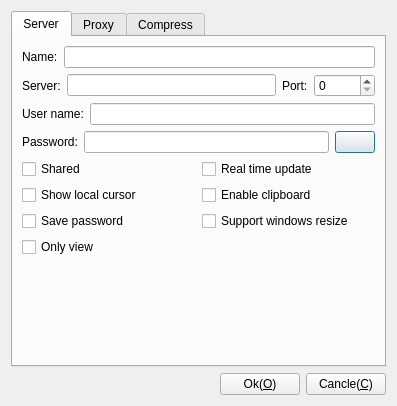
This is Plugins/TigerVnc/Viewer/DlgSettingsTigerVnc.ui in KangLin/RabbitRemoteControl as Qt 5 draws it before an edit. The edited form follows.
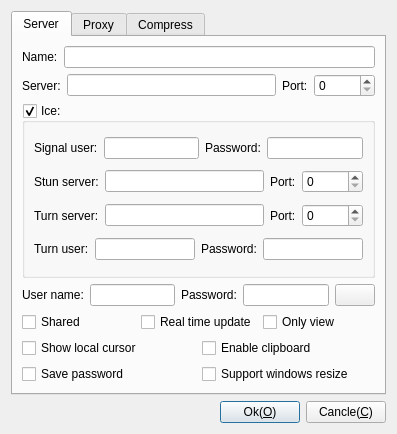
This is the edited form. Icons and pictures are not drawn.

Commit message: TigerVNC: add ice paramters

Diff of the .ui file:
```diff
--- a/Plugins/TigerVnc/Viewer/DlgSettingsTigerVnc.ui
+++ b/Plugins/TigerVnc/Viewer/DlgSettingsTigerVnc.ui
@@ -7,17 +7,48 @@
     <x>0</x>
     <y>0</y>
     <width>397</width>
-    <height>406</height>
+    <height>434</height>
    </rect>
   </property>
   <property name="windowTitle">
    <string>Setting TigerVNC</string>
   </property>
   <property name="windowIcon">
-   <iconset resource="../../../App/Resource/Resource.qrc">
+   <iconset resource="../../../App/Viewer/Resource/Resource.qrc">
     <normaloff>:/image/App</normaloff>:/image/App</iconset>
   </property>
   <layout class="QGridLayout" name="gridLayout_4">
+   <item row="1" column="0">
+    <layout class="QHBoxLayout" name="horizontalLayout_4">
+     <item>
+      <spacer name="horizontalSpacer">
+       <property name="orientation">
+        <enum>Qt::Horizontal</enum>
+       </property>
+       <property name="sizeHint" stdset="0">
+        <size>
+         <width>40</width>
+         <height>20</height>
+        </size>
+       </property>
+      </spacer>
+     </item>
+     <item>
+      <widget class="QPushButton" name="pushButton">
+       <property name="text">
+        <string>Ok(&amp;O)</string>
+       </property>
+      </widget>
+     </item>
+     <item>
+      <widget class="QPushButton" name="pushButton_2">
+       <property name="text">
+        <string>Cancle(&amp;C)</string>
+       </property>
+      </widget>
+     </item>
+    </layout>
+   </item>
    <item row="0" column="0">
     <widget class="QTabWidget" name="tabWidget">
      <property name="currentIndex">
@@ -27,7 +58,82 @@
       <attribute name="title">
        <string>Server</string>
       </attribute>
-      <layout class="QGridLayout" name="gridLayout_5">
+      <layout class="QGridLayout" name="gridLayout_9">
+       <item row="1" column="0">
+        <layout class="QHBoxLayout" name="horizontalLayout_3">
+         <item>
+          <widget class="QLabel" name="lbServer">
+           <property name="text">
+            <string>Server:</string>
+           </property>
+          </widget>
+         </item>
+         <item>
+          <widget class="QLineEdit" name="leServer">
+           <property name="text">
+            <string/>
+           </property>
+          </widget>
+         </item>
+         <item>
+          <widget class="QLabel" name="label_6">
+           <property name="text">
+            <string>Port:</string>
+           </property>
+          </widget>
+         </item>
+         <item>
+          <widget class="QSpinBox" name="spPort">
+           <property name="maximum">
+            <number>65536</number>
+           </property>
+          </widget>
+         </item>
+        </layout>
+       </item>
+       <item row="6" column="0">
+        <layout class="QHBoxLayout" name="horizontalLayout_8">
+         <item>
+          <widget class="QCheckBox" name="cbLocalCursor">
+           <property name="text">
+            <string>Show local cursor</string>
+           </property>
+          </widget>
+         </item>
+         <item>
+          <widget class="QCheckBox" name="cbClipboard">
+           <property name="text">
+            <string>Enable clipboard</string>
+           </property>
+          </widget>
+         </item>
+        </layout>
+       </item>
+       <item row="5" column="0">
+        <layout class="QHBoxLayout" name="horizontalLayout_7">
+         <item>
+          <widget class="QCheckBox" name="cbShared">
+           <property name="text">
+            <string>Shared</string>
+           </property>
+          </widget>
+         </item>
+         <item>
+          <widget class="QCheckBox" name="cbRealTimeUpdate">
+           <property name="text">
+            <string>Real time update</string>
+           </property>
+          </widget>
+         </item>
+         <item>
+          <widget class="QCheckBox" name="cbOnlyView">
+           <property name="text">
+            <string>Only view</string>
+           </property>
+          </widget>
+         </item>
+        </layout>
+       </item>
        <item row="0" column="0">
         <layout class="QHBoxLayout" name="horizontalLayout_9">
          <item>
@@ -52,39 +158,25 @@
          </item>
         </layout>
        </item>
-       <item row="1" column="0">
-        <layout class="QHBoxLayout" name="horizontalLayout_3">
-         <item>
-          <widget class="QLabel" name="label">
+       <item row="7" column="0">
+        <layout class="QGridLayout" name="gridLayout">
+         <item row="0" column="0">
+          <widget class="QCheckBox" name="cbSave">
            <property name="text">
-            <string>Server:</string>
+            <string>Save password</string>
            </property>
           </widget>
          </item>
-         <item>
-          <widget class="QLineEdit" name="leServer">
+         <item row="0" column="1">
+          <widget class="QCheckBox" name="cbResizeWindows">
            <property name="text">
-            <string/>
-           </property>
-          </widget>
-         </item>
-         <item>
-          <widget class="QLabel" name="label_6">
-           <property name="text">
-            <string>Port:</string>
-           </property>
-          </widget>
-         </item>
-         <item>
-          <widget class="QSpinBox" name="spPort">
-           <property name="maximum">
-            <number>65536</number>
+            <string>Support windows resize</string>
            </property>
           </widget>
          </item>
         </layout>
        </item>
-       <item row="2" column="0">
+       <item row="4" column="0">
         <layout class="QHBoxLayout" name="horizontalLayout">
          <item>
           <widget class="QLabel" name="label_2">
@@ -96,10 +188,6 @@
          <item>
           <widget class="QLineEdit" name="leUserName"/>
          </item>
-        </layout>
-       </item>
-       <item row="3" column="0">
-        <layout class="QHBoxLayout" name="horizontalLayout_2">
          <item>
           <widget class="QLabel" name="label_3">
            <property name="text">
@@ -126,7 +214,7 @@
             <string/>
            </property>
            <property name="icon">
-            <iconset resource="../../../App/Resource/Resource.qrc">
+            <iconset resource="../../../App/Viewer/Resource/Resource.qrc">
              <normaloff>:/image/EyeOn</normaloff>:/image/EyeOn</iconset>
            </property>
            <property name="checkable">
@@ -139,80 +227,125 @@
          </item>
         </layout>
        </item>
-       <item row="4" column="0">
-        <layout class="QHBoxLayout" name="horizontalLayout_7">
-         <item>
-          <widget class="QCheckBox" name="cbShared">
-           <property name="text">
-            <string>Shared</string>
-           </property>
-          </widget>
-         </item>
-         <item>
-          <widget class="QCheckBox" name="cbRealTimeUpdate">
-           <property name="text">
-            <string>Real time update</string>
-           </property>
-          </widget>
-         </item>
-        </layout>
-       </item>
-       <item row="5" column="0">
-        <layout class="QHBoxLayout" name="horizontalLayout_8">
-         <item>
-          <widget class="QCheckBox" name="cbLocalCursor">
-           <property name="text">
-            <string>Show local cursor</string>
-           </property>
-          </widget>
-         </item>
-         <item>
-          <widget class="QCheckBox" name="cbClipboard">
-           <property name="text">
-            <string>Enable clipboard</string>
-           </property>
-          </widget>
-         </item>
-        </layout>
-       </item>
-       <item row="6" column="0">
-        <layout class="QGridLayout" name="gridLayout">
-         <item row="0" column="0">
-          <widget class="QCheckBox" name="cbSave">
-           <property name="text">
-            <string>Save password</string>
-           </property>
-          </widget>
-         </item>
-         <item row="0" column="1">
-          <widget class="QCheckBox" name="cbResizeWindows">
-           <property name="text">
-            <string>Support windows resize</string>
-           </property>
-          </widget>
-         </item>
-        </layout>
-       </item>
-       <item row="7" column="0">
-        <widget class="QCheckBox" name="cbOnlyView">
-         <property name="text">
-          <string>Only view</string>
+       <item row="3" column="0">
+        <widget class="QGroupBox" name="gpIce">
+         <property name="title">
+          <string>Ice:</string>
          </property>
+         <property name="checkable">
+          <bool>true</bool>
+         </property>
+         <property name="checked">
+          <bool>true</bool>
+         </property>
+         <layout class="QGridLayout" name="gridLayout_8">
+          <item row="1" column="0">
+           <layout class="QHBoxLayout" name="horizontalLayout_2">
+            <item>
+             <widget class="QLabel" name="label_12">
+              <property name="text">
+               <string>Stun server:</string>
+              </property>
+             </widget>
+            </item>
+            <item>
+             <widget class="QLineEdit" name="leStunServer"/>
+            </item>
+            <item>
+             <widget class="QLabel" name="label_13">
+              <property name="text">
+               <string>Port:</string>
+              </property>
+             </widget>
+            </item>
+            <item>
+             <widget class="QSpinBox" name="spStunPort">
+              <property name="maximum">
+               <number>65536</number>
+              </property>
+             </widget>
+            </item>
+           </layout>
+          </item>
+          <item row="2" column="0">
+           <layout class="QGridLayout" name="gridLayout_5">
+            <item row="0" column="0">
+             <widget class="QLabel" name="label_14">
+              <property name="text">
+               <string>Turn server:</string>
+              </property>
+             </widget>
+            </item>
+            <item row="0" column="1">
+             <widget class="QLineEdit" name="leTurnServer"/>
+            </item>
+            <item row="0" column="2">
+             <widget class="QLabel" name="label_15">
+              <property name="text">
+               <string>Port:</string>
+              </property>
+             </widget>
+            </item>
+            <item row="0" column="3">
+             <widget class="QSpinBox" name="spTurnPort">
+              <property name="maximum">
+               <number>65536</number>
+              </property>
+             </widget>
+            </item>
+           </layout>
+          </item>
+          <item row="3" column="0">
+           <layout class="QHBoxLayout" name="horizontalLayout_12">
+            <item>
+             <widget class="QLabel" name="label_16">
+              <property name="text">
+               <string>Turn user:</string>
+              </property>
+             </widget>
+            </item>
+            <item>
+             <widget class="QLineEdit" name="leTurnUser"/>
+            </item>
+            <item>
+             <widget class="QLabel" name="label_17">
+              <property name="text">
+               <string>Password:</string>
+              </property>
+             </widget>
+            </item>
+            <item>
+             <widget class="QLineEdit" name="leTurnPassword"/>
+            </item>
+           </layout>
+          </item>
+          <item row="0" column="0">
+           <layout class="QHBoxLayout" name="horizontalLayout_13">
+            <item>
+             <widget class="QLabel" name="label_18">
+              <property name="text">
+               <string>Signal user:</string>
+              </property>
+             </widget>
+            </item>
+            <item>
+             <widget class="QLineEdit" name="leSignalUser"/>
+            </item>
+            <item>
+             <widget class="QLabel" name="label_19">
+              <property name="text">
+               <string>Password:</string>
+              </property>
+             </widget>
+            </item>
+            <item>
+             <widget class="QLineEdit" name="leSignalPassword"/>
+            </item>
+           </layout>
+          </item>
+         </layout>
         </widget>
        </item>
-       <item row="8" column="0">
-        <spacer name="verticalSpacer_2">
-         <property name="orientation">
-          <enum>Qt::Vertical</enum>
-         </property>
-         <property name="sizeHint" stdset="0">
-          <size>
-           <width>20</width>
-           <height>40</height>
-          </size>
-         </property>
-        </spacer>
-       </item>
       </layout>
      </widget>
      <widget class="QWidget" name="Proxy">
@@ -480,37 +613,6 @@
      </widget>
     </widget>
    </item>
-   <item row="1" column="0">
-    <layout class="QHBoxLayout" name="horizontalLayout_4">
-     <item>
-      <spacer name="horizontalSpacer">
-       <property name="orientation">
-        <enum>Qt::Horizontal</enum>
-       </property>
-       <property name="sizeHint" stdset="0">
-        <size>
-         <width>40</width>
-         <height>20</height>
-        </size>
-       </property>
-      </spacer>
-     </item>
-     <item>
-      <widget class="QPushButton" name="pushButton">
-       <property name="text">
-        <string>Ok(&amp;O)</string>
-       </property>
-      </widget>
-     </item>
-     <item>
-      <widget class="QPushButton" name="pushButton_2">
-       <property name="text">
-        <string>Cancle(&amp;C)</string>
-       </property>
-      </widget>
-     </item>
-    </layout>
-   </item>
   </layout>
  </widget>
  <tabstops>
```
Left out of the diff: 4 changed lines with no effect on the pictures. The commit also changes 12 other files.
